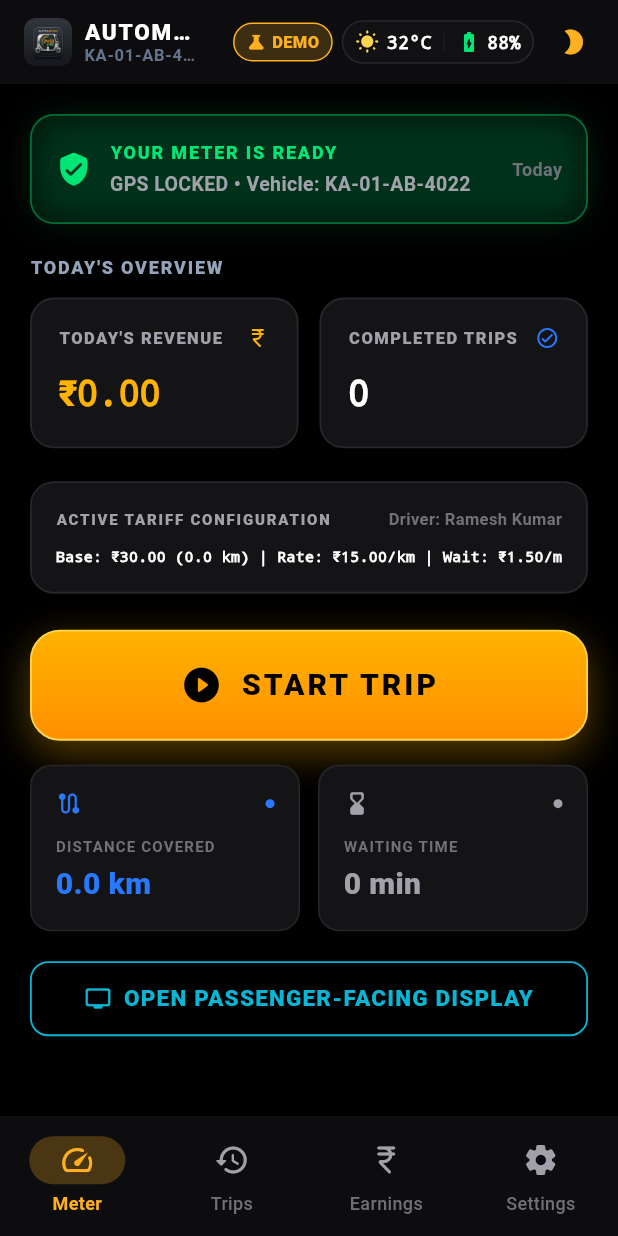
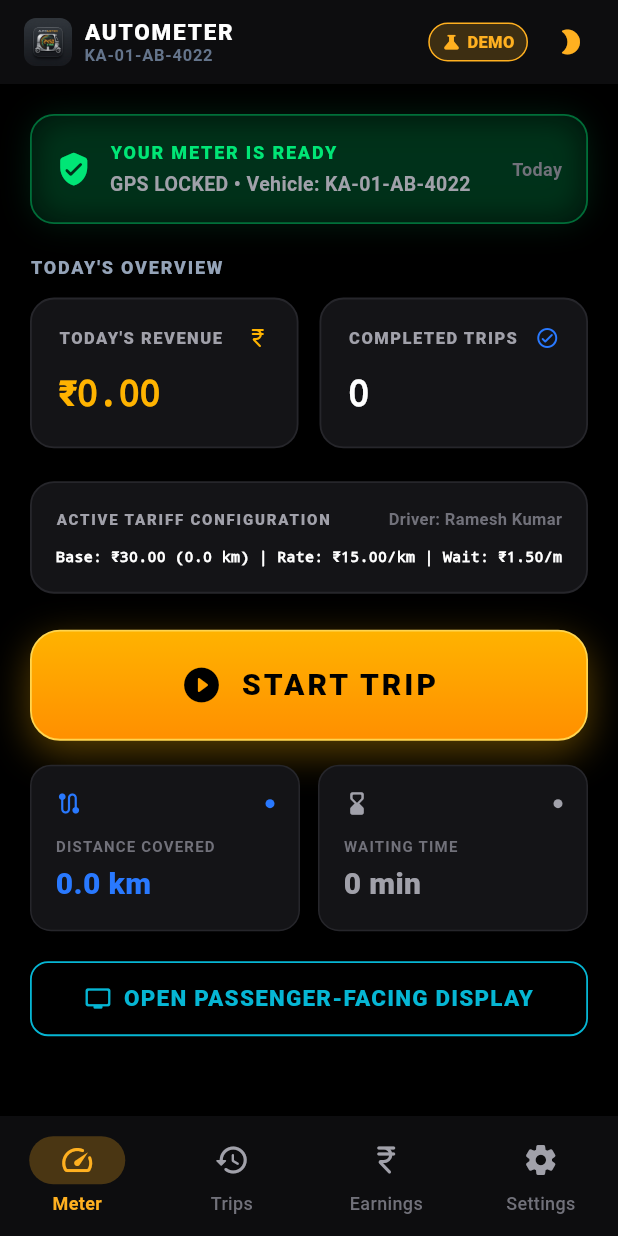
Before and after one commit to jvstin47/AutoMeter, a Flutter app: the screen it shows after launch, on a phone screen of 412 x 824 dp. Run offline on Flutter 3.47's test engine with Material 3 defaults, Android fonts, the light colour scheme and no system bars; our stand-ins replace geolocator, qr_flutter, shared_preferences, supabase_flutter; accounts and stored records are empty.

Commit message:
fix(ui): remove hardcoded weather and battery pill from dashboard header

```diff
--- a/lib/ui/screens/dashboard_screen.dart
+++ b/lib/ui/screens/dashboard_screen.dart
@@ -7,7 +7,6 @@ import '../../core/utils/formatters.dart';
 import '../../services/theme_provider.dart';
 import '../../services/trip_manager.dart';
 import '../widgets/revenue_tile.dart';
-import '../widgets/weather_battery_pill.dart';
 import 'earnings_screen.dart';
 import 'live_meter_screen.dart';
 import 'passenger_mode_screen.dart';
@@ -135,11 +134,6 @@ class _DashboardScreenState extends State<DashboardScreen> {
               ),
             ),
           ),
-          // Weather + Battery Device Health Pill
-          const Padding(
-            padding: EdgeInsets.symmetric(vertical: 10, horizontal: 2),
-            child: WeatherBatteryPill(),
-          ),
           Consumer<ThemeProvider>(
             builder: (context, tp, _) => IconButton(
               icon: Icon(tp.currentMode.icon, color: colors.meterAmber, size: 20),
@@ -149,7 +143,7 @@ class _DashboardScreenState extends State<DashboardScreen> {
               onPressed: () => tp.cycleTheme(),
             ),
           ),
-          const SizedBox(width: 6),
+          const SizedBox(width: 8),
         ],
       ),
       body: pages[_currentIndex],
--- a/lib/ui/widgets/weather_battery_pill.dart
+++ /dev/null
@@ -1,76 +0,0 @@
-import 'package:flutter/material.dart';
-import '../../core/theme/meter_theme_colors.dart';
-
-/// Glassmorphic "Weather + Battery" Pill Component
-/// Essential for drivers in open auto-rickshaw cabins to monitor device heat and charging health.
-class WeatherBatteryPill extends StatelessWidget {
-  final String temperature;
-  final String batteryLevel;
-  final bool isCharging;
-
-  const WeatherBatteryPill({
-    super.key,
-    this.temperature = '32°C',
-    this.batteryLevel = '88%',
-    this.isCharging = true,
-  });
-
-  @override
-  Widget build(BuildContext context) {
-    final colors = context.meterColors;
-
-    return Container(
-      padding: const EdgeInsets.symmetric(horizontal: 8, vertical: 5),
-      decoration: BoxDecoration(
-        color: colors.card.withOpacity(0.6),
-        borderRadius: BorderRadius.circular(20),
-        border: Border.all(color: colors.cardBorder, width: 1),
-      ),
-      child: Row(
-        mainAxisSize: MainAxisSize.min,
-        children: [
-          // Weather Item
-          const Icon(Icons.wb_sunny_rounded, color: Color(0xFFFFD54F), size: 16),
-          const SizedBox(width: 5),
-          Text(
-            temperature,
-            style: TextStyle(
-              color: colors.textPrimary,
-              fontSize: 12,
-              fontWeight: FontWeight.w800,
-              fontFamily: 'monospace',
-            ),
-          ),
-          const SizedBox(width: 8),
-
-          // Vertical Hardware Divider
-          Container(
-            height: 12,
-            width: 1,
-            color: colors.divider,
-          ),
-          const SizedBox(width: 8),
-
-          // Battery Item
-          Icon(
-            isCharging
-                ? Icons.battery_charging_full_rounded
-                : Icons.battery_std_rounded,
-            color: const Color(0xFF00E676),
-            size: 16,
-          ),
-          const SizedBox(width: 4),
-          Text(
-            batteryLevel,
-            style: TextStyle(
-              color: colors.textPrimary,
-              fontSize: 12,
-              fontWeight: FontWeight.w800,
-              fontFamily: 'monospace',
-            ),
-          ),
-        ],
-      ),
-    );
-  }
-}
```
Also changed, not shown: 1 other file.
